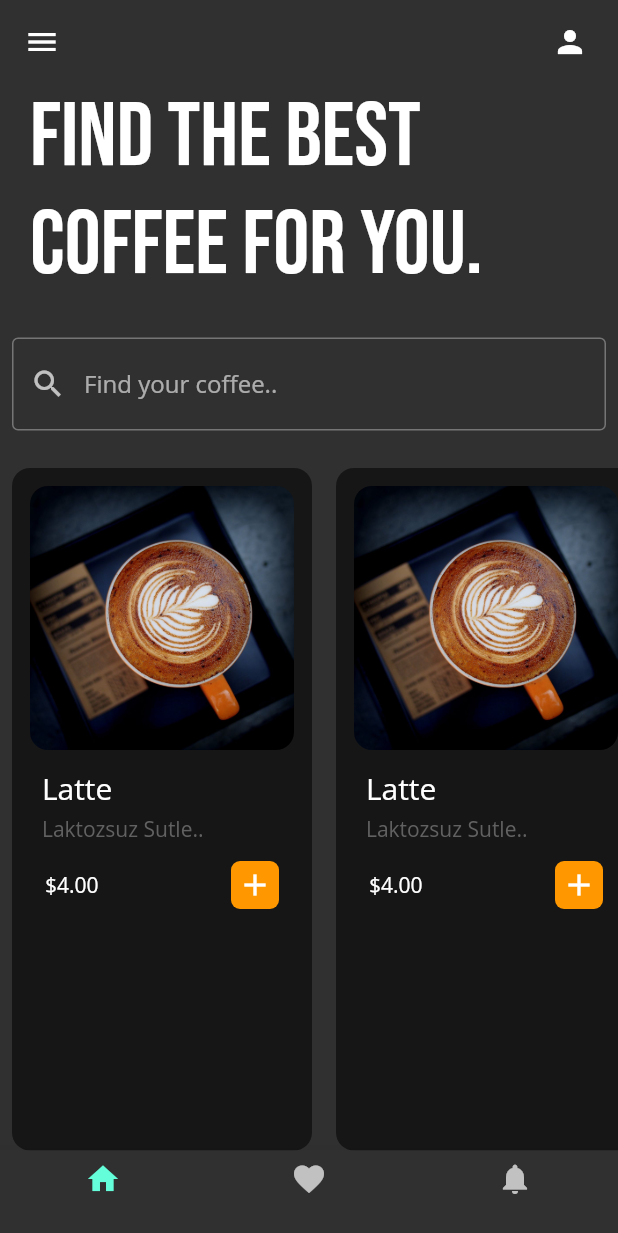
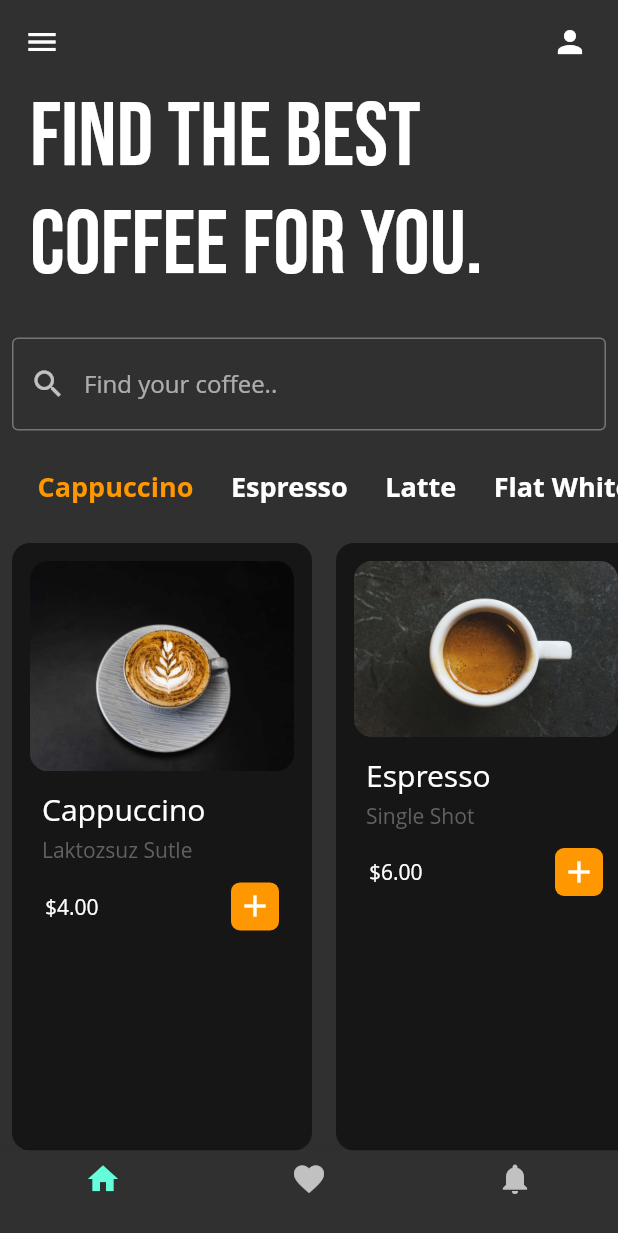
Before and after one commit to keyvanarasteh/flutter51, a Flutter app: the screen it shows after launch, on a phone screen of 412 x 824 dp. Shown: the top 1233 px of the screen. Run offline on Flutter 3.47's test engine with Material 2 defaults, Android fonts, the phone set to English and light mode, and no system bars.

Commit message:
Category List and Custom Widgets

```diff
--- a/isu_app/lib/screens/home_screen.dart
+++ b/isu_app/lib/screens/home_screen.dart
@@ -48,6 +48,7 @@ class _HomeScreenState extends State<HomeScreen> {
       ),
       body: Column(
         children: [
+          // Heading Title
           Padding(
             padding: const EdgeInsets.symmetric(horizontal: 20.0),
             child: Text(
@@ -59,6 +60,7 @@ class _HomeScreenState extends State<HomeScreen> {
             ),
           ),
           SizedBox(height: 25),
+          // Search Box
           Padding(
             padding: const EdgeInsets.symmetric(horizontal: 8.0),
             child: TextField(
@@ -75,13 +77,50 @@ class _HomeScreenState extends State<HomeScreen> {
             ),
           ),
           SizedBox(height: 25),
+          // Horizontal Scroll List
+          Container(
+              height: 50,
+              child: ListView(
+                scrollDirection: Axis.horizontal,
+                children: [
+                  ProductCategory(
+                    categoryTitle: 'Cappuccino',
+                    isSelected: true,
+                  ),
+                  ProductCategory(categoryTitle: 'Espresso'),
+                  ProductCategory(categoryTitle: 'Latte'),
+                  ProductCategory(categoryTitle: 'Flat White'),
+                ],
+              )),
+          // Horizontal Product List
           Expanded(
             child: ListView(
               scrollDirection: Axis.horizontal,
               children: [
-                CoffeeItem(),
-                CoffeeItem(),
-                CoffeeItem(),
+                ProductItem(
+                  productName: 'Cappuccino',
+                  productDescription: 'Laktozsuz Sutle',
+                  productImage: 'assets/images/cappuccino.jpg',
+                  productPrice: '\$4.00',
+                ),
+                ProductItem(
+                  productName: 'Espresso',
+                  productDescription: 'Single Shot',
+                  productImage: 'assets/images/espresso.jpg',
+                  productPrice: '\$6.00',
+                ),
+                ProductItem(
+                  productName: 'Latte',
+                  productDescription: 'Single Shot Espresso',
+                  productImage: 'assets/images/latte.jpg',
+                  productPrice: '\$12.00',
+                ),
+                ProductItem(
+                  productName: 'Milk',
+                  productDescription: 'Sade Sut',
+                  productImage: 'assets/images/milk.jpg',
+                  productPrice: '\$2.00',
+                ),
               ],
             ),
           ),
@@ -91,9 +130,42 @@ class _HomeScreenState extends State<HomeScreen> {
   }
 }
 
-class CoffeeItem extends StatelessWidget {
-  const CoffeeItem({
+class ProductCategory extends StatelessWidget {
+  final String categoryTitle;
+  final bool isSelected;
+
+  const ProductCategory(
+      {Key? key, required this.categoryTitle, this.isSelected = false})
+      : super(key: key);
+
+  @override
+  Widget build(BuildContext context) {
+    return Padding(
+      padding: const EdgeInsets.only(left: 25.0),
+      child: Text(
+        categoryTitle,
+        style: TextStyle(
+          fontSize: 18,
+          fontWeight: FontWeight.bold,
+          color: isSelected ? Colors.orange : Colors.white,
+        ),
+      ),
+    );
+  }
+}
+
+class ProductItem extends StatelessWidget {
+  final String productName;
+  final String productImage;
+  final String productDescription;
+  final String productPrice;
+
+  const ProductItem({
     Key? key,
+    this.productName = '',
+    this.productDescription = '',
+    this.productPrice = '',
+    this.productImage = 'assets/images/latte.jpg',
   }) : super(key: key);
 
   @override
@@ -113,7 +185,7 @@ class CoffeeItem extends StatelessWidget {
             // Product Image
             ClipRRect(
               borderRadius: BorderRadius.circular(12),
-              child: Image.asset('assets/images/latte.jpg'),
+              child: Image.asset(productImage),
             ),
             // Product Name
             Padding(
@@ -125,7 +197,7 @@ class CoffeeItem extends StatelessWidget {
                 crossAxisAlignment: CrossAxisAlignment.start,
                 children: [
                   Text(
-                    'Latte',
+                    productName,
                     style: TextStyle(
                       fontSize: 20,
                     ),
@@ -133,7 +205,7 @@ class CoffeeItem extends StatelessWidget {
                   SizedBox(height: 4),
                   // Product Description
                   Text(
-                    'Laktozsuz Sutle..',
+                    productDescription,
                     style: TextStyle(
                       color: Colors.grey.shade700,
                     ),
@@ -147,7 +219,7 @@ class CoffeeItem extends StatelessWidget {
               child: Row(
                 mainAxisAlignment: MainAxisAlignment.spaceBetween,
                 children: [
-                  Text('\$4.00'),
+                  Text(productPrice),
                   Container(
                     padding: EdgeInsets.all(4),
                     decoration: BoxDecoration(
```
Also changed, not shown: isu_app/assets/images/cappuccino.jpg (added), isu_app/assets/images/espresso.jpg (added), isu_app/assets/images/milk.jpg (added).
